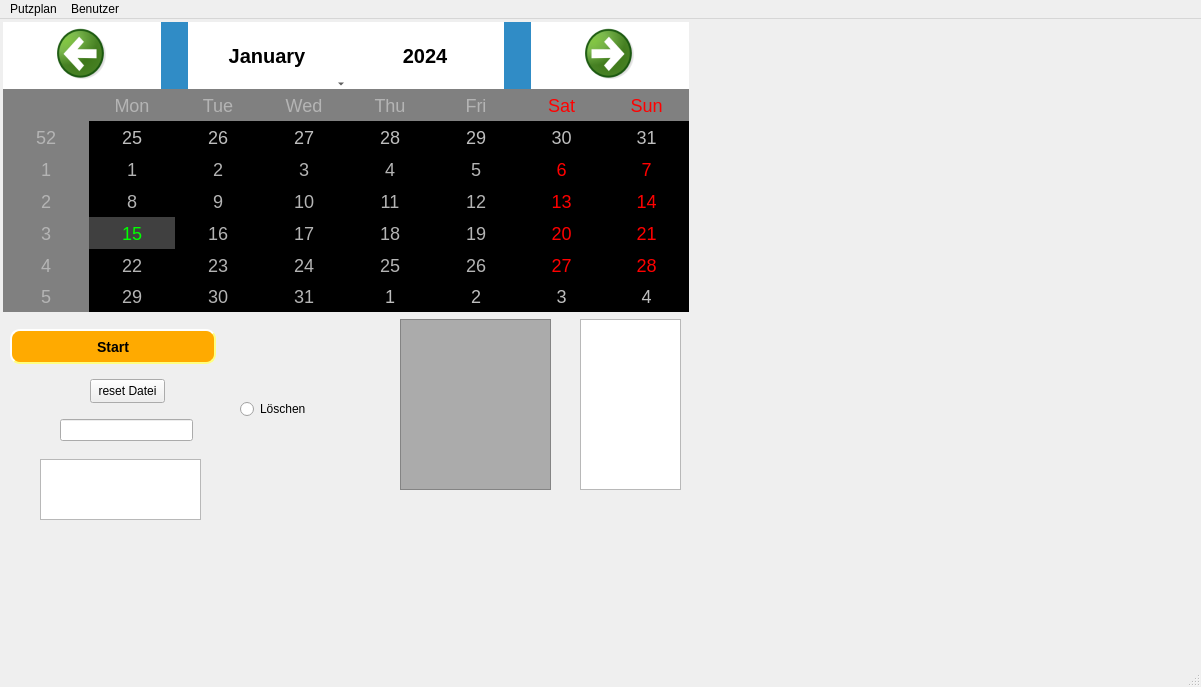
This is OrgaNicer/organicer.ui in Dirkoonk/OrgaNicer as Qt 5 draws it before an edit. The edited form follows.
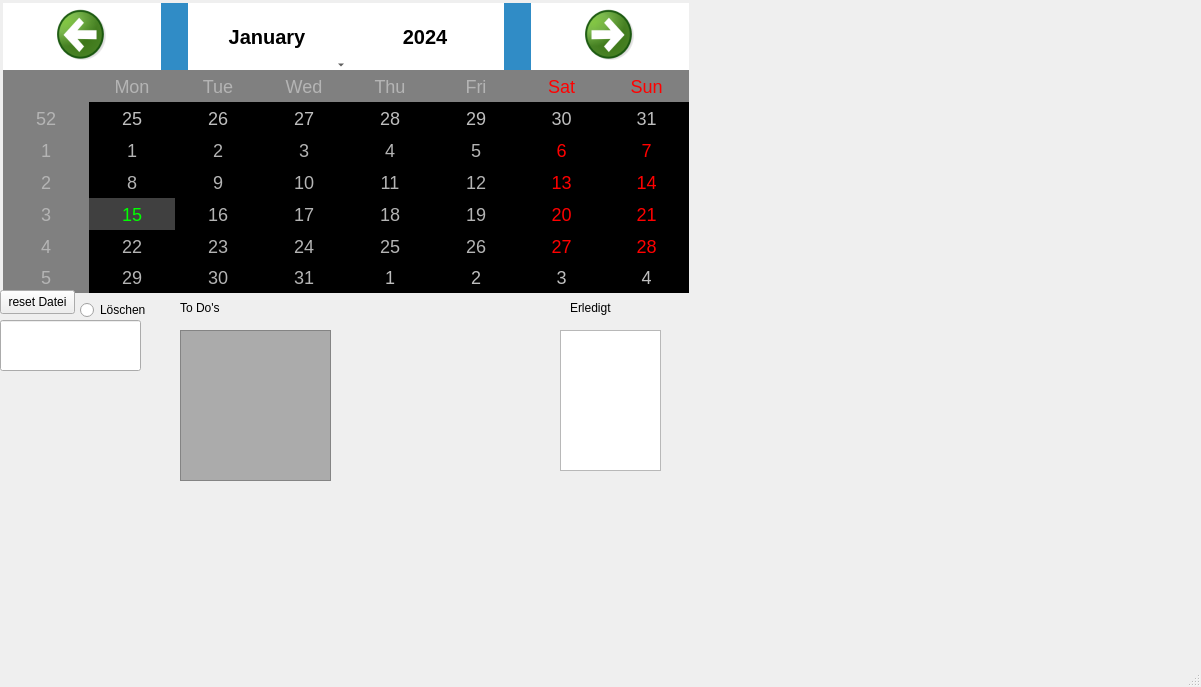
This is the edited form.

```diff
--- a/OrgaNicer/organicer.ui
+++ b/OrgaNicer/organicer.ui
@@ -32,20 +32,20 @@
    <widget class="QListWidget" name="Erledigt">
     <property name="geometry">
      <rect>
-      <x>580</x>
-      <y>300</y>
+      <x>560</x>
+      <y>330</y>
       <width>101</width>
-      <height>171</height>
+      <height>141</height>
      </rect>
     </property>
    </widget>
    <widget class="QListWidget" name="AListe">
     <property name="geometry">
      <rect>
-      <x>400</x>
-      <y>300</y>
+      <x>180</x>
+      <y>330</y>
       <width>151</width>
-      <height>171</height>
+      <height>151</height>
      </rect>
     </property>
     <property name="minimumSize">
@@ -99,63 +99,18 @@
    <widget class="QLineEdit" name="lineEdit">
     <property name="geometry">
      <rect>
-      <x>60</x>
-      <y>400</y>
-      <width>133</width>
-      <height>22</height>
-     </rect>
-    </property>
-   </widget>
-   <widget class="QPushButton" name="Start">
-    <property name="geometry">
-     <rect>
-      <x>10</x>
-      <y>310</y>
-      <width>206</width>
-      <height>35</height>
-     </rect>
-    </property>
-    <property name="minimumSize">
-     <size>
-      <width>206</width>
-      <height>0</height>
-     </size>
-    </property>
-    <property name="styleSheet">
-     <string notr="true">QPushButton {
-    background-color: rgb(255, 170, 0);
-    border-style: outset;
-    border-width: 2px;
-    border-radius: 10px;
-    border-color: rgb(255, 255, 127);
-    font: bold 14px;
-    min-width: 10em;
-    padding: 6px;
-}
-QPushButton:pressed {
-    background-color: rgb(255, 255, 0);
-    border-style: inset;
-}</string>
-    </property>
-    <property name="text">
-     <string>Start</string>
-    </property>
-   </widget>
-   <widget class="QTextBrowser" name="textBrowser">
-    <property name="geometry">
-     <rect>
-      <x>40</x>
-      <y>440</y>
-      <width>161</width>
-      <height>61</height>
+      <x>0</x>
+      <y>320</y>
+      <width>141</width>
+      <height>51</height>
      </rect>
     </property>
    </widget>
    <widget class="QPushButton" name="pushButton_2">
     <property name="geometry">
      <rect>
-      <x>90</x>
-      <y>360</y>
+      <x>0</x>
+      <y>290</y>
       <width>75</width>
       <height>24</height>
      </rect>
@@ -167,8 +122,8 @@
    <widget class="QRadioButton" name="radioButton">
     <property name="geometry">
      <rect>
-      <x>240</x>
-      <y>380</y>
+      <x>80</x>
+      <y>300</y>
       <width>89</width>
       <height>20</height>
      </rect>
@@ -177,33 +132,32 @@
      <string>Löschen</string>
     </property>
    </widget>
-  </widget>
-  <widget class="QMenuBar" name="menubar">
-   <property name="geometry">
-    <rect>
-     <x>0</x>
-     <y>0</y>
-     <width>1201</width>
-     <height>22</height>
-    </rect>
-   </property>
-   <widget class="QMenu" name="menuPutzplan">
-    <property name="title">
-     <string>Putzplan</string>
+   <widget class="QLabel" name="label">
+    <property name="geometry">
+     <rect>
+      <x>180</x>
+      <y>300</y>
+      <width>161</width>
+      <height>16</height>
+     </rect>
     </property>
-    <addaction name="actionAufgaben"/>
-    <addaction name="action_bersicht"/>
+    <property name="text">
+     <string>To Do's</string>
+    </property>
    </widget>
-   <widget class="QMenu" name="menuBenutzer">
-    <property name="title">
-     <string>Benutzer</string>
+   <widget class="QLabel" name="label_2">
+    <property name="geometry">
+     <rect>
+      <x>570</x>
+      <y>300</y>
+      <width>91</width>
+      <height>16</height>
+     </rect>
     </property>
-    <addaction name="actionPaul"/>
-    <addaction name="actionMarlon"/>
-    <addaction name="actionMarcel"/>
+    <property name="text">
+     <string>Erledigt</string>
+    </property>
    </widget>
-   <addaction name="menuPutzplan"/>
-   <addaction name="menuBenutzer"/>
   </widget>
   <widget class="QStatusBar" name="statusbar"/>
   <action name="actionPaul">
```
